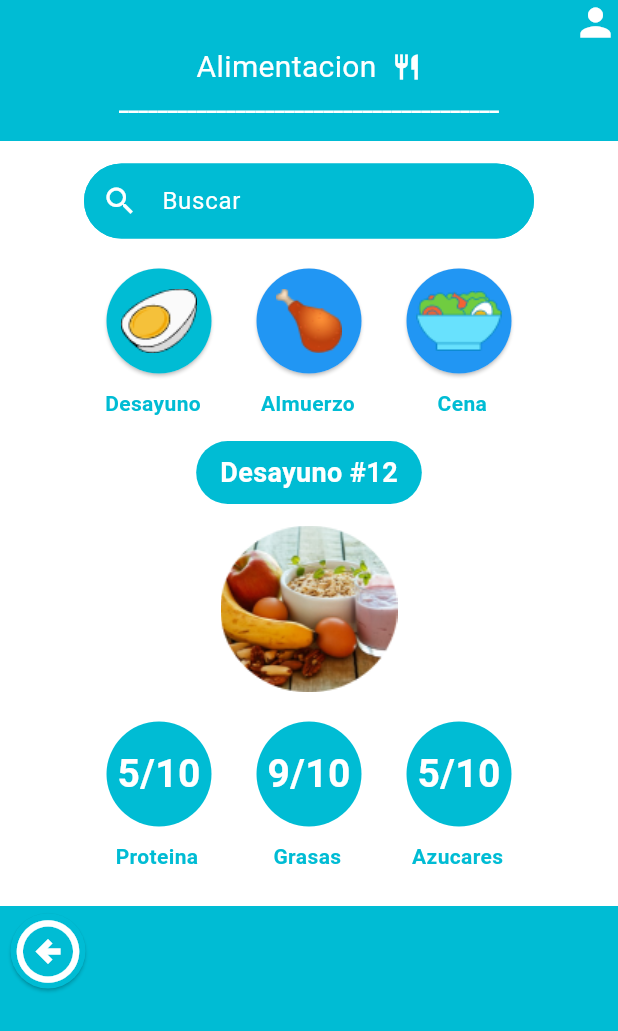
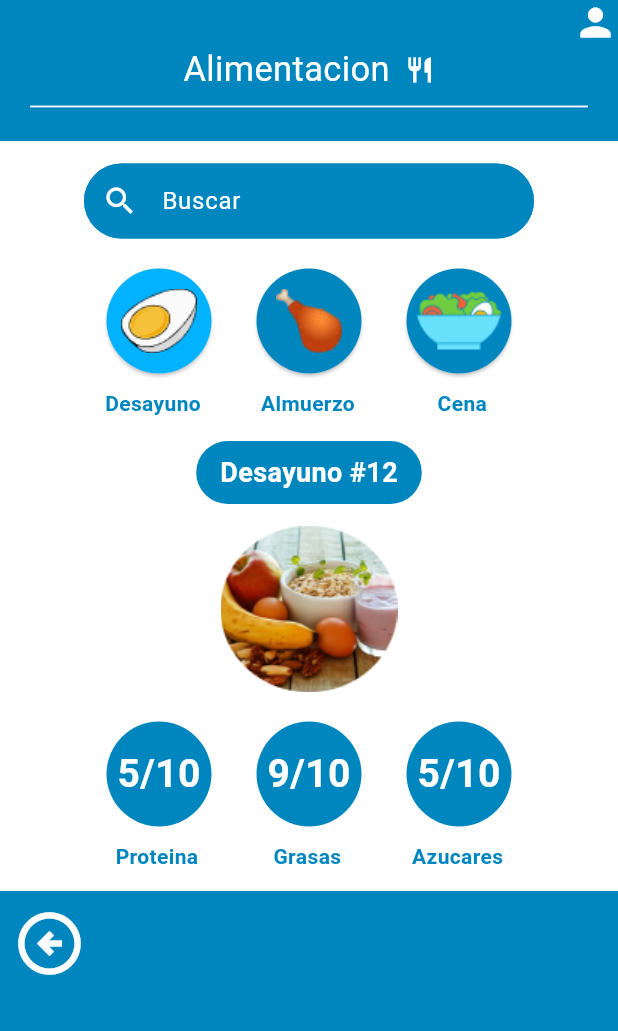
Before and after one commit to TechTeam-FastGym/FastGym-Mobile, a Flutter app: the Alimentacion screen opened by its route, on a phone screen of 412 x 824 dp. Shown: the top 1031 px of the screen. Run offline on Flutter 3.47's test engine with Material 3 defaults, Android fonts, the phone set to English and light mode, and no system bars.

```diff
--- a/lib/ui/sceens/Feeding/Alimentacion.dart
+++ b/lib/ui/sceens/Feeding/Alimentacion.dart
@@ -36,7 +36,7 @@ class _AlimentacionState extends State<Alimentacion> {
   @override
   Widget build(BuildContext context) {
     return Scaffold(
-        backgroundColor: Colors.cyan,
+        backgroundColor: Color(0xFF0086BF),
         body:SafeArea(
           child:
           Column(
@@ -57,7 +57,7 @@ class _AlimentacionState extends State<Alimentacion> {
                 children: [
                   Text('Alimentacion',style:
                   TextStyle(
-                    fontSize: 20,
+                    fontSize: 23,
                     color: Colors.white,
                   ),),
                   SizedBox(width: 10,),
@@ -66,15 +66,17 @@ class _AlimentacionState extends State<Alimentacion> {
                     color: Colors.white,)
                 ],
               ),
-              Text('_______________________________________', style: TextStyle(
+              Divider(
                 color: Colors.white,
-                  fontWeight: FontWeight.bold
-              ),),
+                thickness: 1.2,
+                indent: 20,
+                endIndent: 20,
+              ),
 
               Padding(
-                padding: const EdgeInsets.only(left: 0,top: 15, right: 0,bottom: 5),
+                padding: const EdgeInsets.only(left: 0,top: 15, right: 0,bottom: 2),
                 child: Container(
-                    height: 510,
+                    height: 500,
                     width: double.infinity,
                     color: Colors.white,
                     child:
@@ -95,23 +97,23 @@ class _AlimentacionState extends State<Alimentacion> {
 
                                 prefixIcon: Icon(Icons.search, color: Colors.white,),
                                 filled: true,
-                                fillColor: Colors.cyan, // Cambia este color según tus necesidades
+                                fillColor: Color(0xFF0086BF), // Cambia este color según tus necesidades
                                 enabledBorder: OutlineInputBorder(
                                   borderRadius: BorderRadius.circular(50),
                                   borderSide: BorderSide(
-                                      color: Colors.cyan
+                                      color: Color(0xFF0086BF),
                                   ),
                                 ),
                                 focusedBorder: OutlineInputBorder(
                                   borderRadius: BorderRadius.circular(50.0),
                                   borderSide: BorderSide(
-                                    color: Colors.cyan,
+                                    color: Color(0xFF0086BF),
                                   ),
                                 ),
                                 border: OutlineInputBorder(
                                   borderRadius: BorderRadius.circular(50.0),
                                   borderSide: BorderSide(
-                                    color: Colors.cyan,
+                                    color: Color(0xFF0086BF),
                                   ),
                                 ),
                               ),
@@ -136,7 +138,7 @@ class _AlimentacionState extends State<Alimentacion> {
                                     width: 70,
                                     height: 70,
                                     decoration: BoxDecoration(
-                                      color: ind_TC==0 ? Colors.cyan : Colors.blue, // Color de fondo del círculo
+                                      color: ind_TC==0 ? Color(0xFF00B2FF) : Color(0xFF0086BF), // Color de fondo del círculo
                                       shape: BoxShape.circle,
                                     ),
                                     child: ClipOval(
@@ -161,7 +163,7 @@ class _AlimentacionState extends State<Alimentacion> {
                                     width: 70,
                                     height: 70,
                                     decoration: BoxDecoration(
-                                      color: ind_TC==1 ? Colors.cyan : Colors.blue, // Color de fondo del círculo
+                                      color: ind_TC==1 ? Color(0xFF00B2FF) : Color(0xFF0086BF), // Color de fondo del círculo
                                       shape: BoxShape.circle,
                                     ),
                                     child: ClipOval(
@@ -186,7 +188,7 @@ class _AlimentacionState extends State<Alimentacion> {
                                     width: 70,
                                     height: 70,
                                     decoration: BoxDecoration(
-                                      color: ind_TC==2 ? Colors.cyan : Colors.blue, // Color de fondo del círculo
+                                      color: ind_TC==2 ? Color(0xFF00B2FF) : Color(0xFF0086BF), // Color de fondo del círculo
                                       shape: BoxShape.circle,
                                     ),
                                     child: ClipOval(
@@ -207,21 +209,21 @@ class _AlimentacionState extends State<Alimentacion> {
                             children: [
 
                               Text('Desayuno', style: TextStyle(
-                                  color: Colors.cyan,
+                                  color: Color(0xFF0086BF),
                                   fontWeight: FontWeight.bold
                               ),),
 
                               SizedBox(width: 40,),
 
                               Text('Almuerzo', style: TextStyle(
-                                  color: Colors.cyan,
+                                  color: Color(0xFF0086BF),
                                   fontWeight: FontWeight.bold
                               ),),
 
                               SizedBox(width: 55,),
 
                               Text('Cena', style: TextStyle(
-                                  color: Colors.cyan,
+                                  color: Color(0xFF0086BF),
                                   fontWeight: FontWeight.bold
                               ),),
 
@@ -232,7 +234,7 @@ class _AlimentacionState extends State<Alimentacion> {
                         Container(
                           padding: EdgeInsets.symmetric(horizontal: 16, vertical: 8),
                           decoration: BoxDecoration(
-                            color: Colors.cyan,
+                            color: Color(0xFF0086BF),
                             borderRadius: BorderRadius.circular(30), // Bordes circulares
                           ),
                           child: Text(
@@ -262,7 +264,7 @@ class _AlimentacionState extends State<Alimentacion> {
                                 width:70,
                                 height: 70,
                                 decoration: BoxDecoration(
-                                  color: Colors.cyan, // Color de fondo del círculo
+                                  color: Color(0xFF0086BF), // Color de fondo del círculo
                                   shape: BoxShape.circle,
                                 ),
                                 child: ClipOval(
@@ -281,7 +283,7 @@ class _AlimentacionState extends State<Alimentacion> {
                                 width:70,
                                 height: 70,
                                 decoration: BoxDecoration(
-                                  color: Colors.cyan, // Color de fondo del círculo
+                                  color: Color(0xFF0086BF), // Color de fondo del círculo
                                   shape: BoxShape.circle,
                                 ),
                                 child: ClipOval(
@@ -300,7 +302,7 @@ class _AlimentacionState extends State<Alimentacion> {
                                 width:70,
                                 height: 70,
                                 decoration: BoxDecoration(
-                                  color: Colors.cyan, // Color de fondo del círculo
+                                  color: Color(0xFF0086BF), // Color de fondo del círculo
                                   shape: BoxShape.circle,
                                 ),
                                 child: ClipOval(
@@ -322,21 +324,21 @@ class _AlimentacionState extends State<Alimentacion> {
                             children: [
 
                               Text('Proteina', style: TextStyle(
-                                  color: Colors.cyan,
+                                  color: Color(0xFF0086BF),
                                   fontWeight: FontWeight.bold
                               ),),
 
                               SizedBox(width: 50,),
 
                               Text('Grasas', style: TextStyle(
-                                  color: Colors.cyan,
+                                  color: Color(0xFF0086BF),
                                   fontWeight: FontWeight.bold
                               ),),
 
                               SizedBox(width: 47,),
 
                               Text('Azucares', style: TextStyle(
-                                  color: Colors.cyan,
+                                  color: Color(0xFF0086BF),
                                   fontWeight: FontWeight.bold
                               ),),
 
@@ -350,25 +352,21 @@ class _AlimentacionState extends State<Alimentacion> {
               ),
 
               Container(
-                child: Row(
-                  children: [
-                    ElevatedButton(
-                      onPressed: (){
+                width: double.infinity,
+                height: 50,
+                color: Color(0xFF0086BF),
+                child: Align(
+                  alignment: Alignment.centerLeft,
+                  child: IconButton(
+                    onPressed: () {
                       Navigator.pop(context);
                     },
-                      style: ElevatedButton.styleFrom(
-                        padding: EdgeInsets.zero, // Elimina el padding interno del botón
-                        shape: CircleBorder(), // Forma circular
-                        backgroundColor: Colors.cyan,
-                      ),
-
-                      child:
-                      Icon(
+                    icon: Icon(
                       Icons.arrow_circle_left_outlined,
                       size: 50,
                       color: Colors.white,
-                      ),) // Espacio flexible que empuja el ícono a la izquierda
-                  ],
+                    ),
+                  ),
                 ),
               ),
             ],
--- a/lib/ui/sceens/Home/VistaConsejo1.dart
+++ b/lib/ui/sceens/Home/VistaConsejo1.dart
@@ -34,7 +34,7 @@
                       ),
                       Divider(
                         color: Colors.white,
-                        thickness: 4,
+                        thickness: 1.2,
                         indent: 20,
                         endIndent: 20,
                       ),
@@ -135,6 +135,7 @@
 
           Container(
             width: double.infinity,
+            height: 65.4,
             color: Color(0xFF0086BF),
             child: Align(
               alignment: Alignment.centerLeft,
--- a/lib/ui/sceens/Home/VistaTienda.dart
+++ b/lib/ui/sceens/Home/VistaTienda.dart
@@ -1,3 +1,4 @@
+import 'package:fastgym_mobile/ui/sceens/Home/VistaCarrito.dart';
 import 'package:flutter/material.dart';
 
 class VistaTienda extends StatefulWidget {
@@ -34,7 +35,7 @@ class _VistaTiendaState extends State<VistaTienda> {
                       ),
                       Divider(
                         color: Colors.white,
-                        thickness: 4,
+                        thickness: 1.2,
                         indent: 20,
                         endIndent: 20,
                       ),
@@ -49,7 +50,20 @@ class _VistaTiendaState extends State<VistaTienda> {
                     children: [
                       Icon(Icons.person, size: 30, color: Colors.white),
                       SizedBox(height: 20),
-                      Icon(Icons.shopping_cart, size: 30, color: Colors.white),
+                  IconButton(
+                    onPressed: () {
+                      Navigator.push(
+                        context,
+                        MaterialPageRoute(
+                          builder: (context) => VistaCarrito(),
+                        ),
+                      );
+                    },
+                    icon: Icon(
+                      Icons.shopping_cart,
+                      size: 30,
+                      color: Colors.white,
+                    ),),
                     ],
                   ),
                 ),
--- a/lib/ui/sceens/Home/menuScreen.dart
+++ b/lib/ui/sceens/Home/menuScreen.dart
@@ -63,8 +63,8 @@ class _menuState extends State<menu> {
                         ),
 
                         Divider(
-                          color: Colors.grey,
-                          thickness: 3,
+                          color: Colors.white,
+                          thickness: 1.2,
                           indent: 20,
                           endIndent: 20,
                         ),
```
Lines whose indentation alone changed are shown as unchanged.
